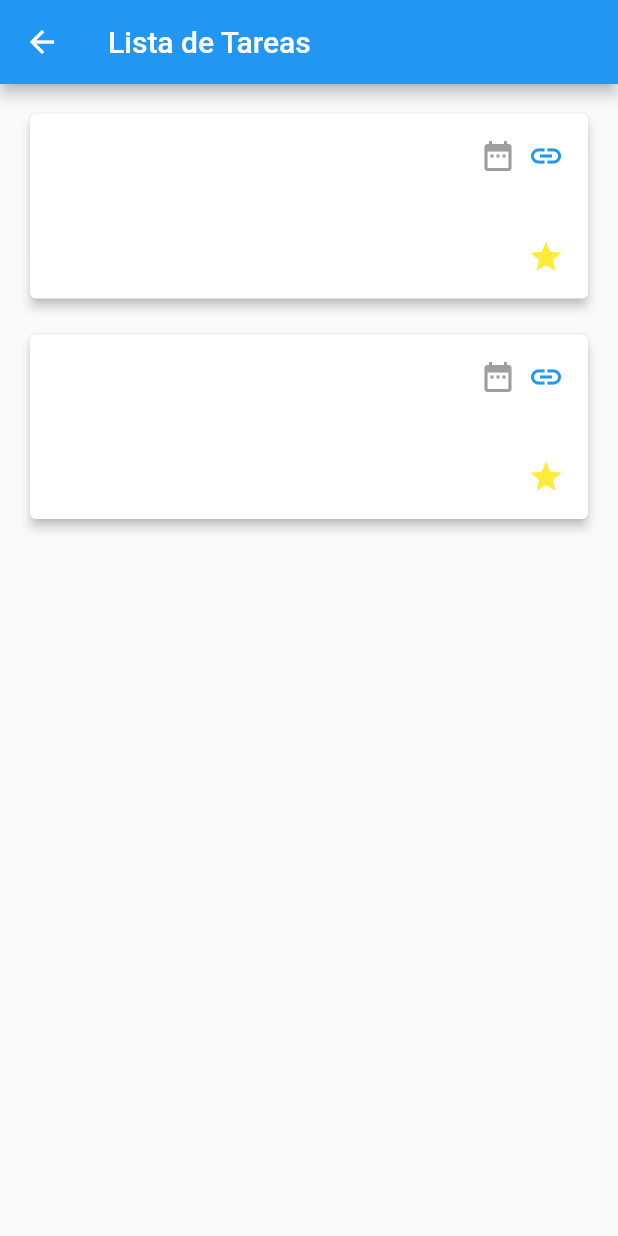
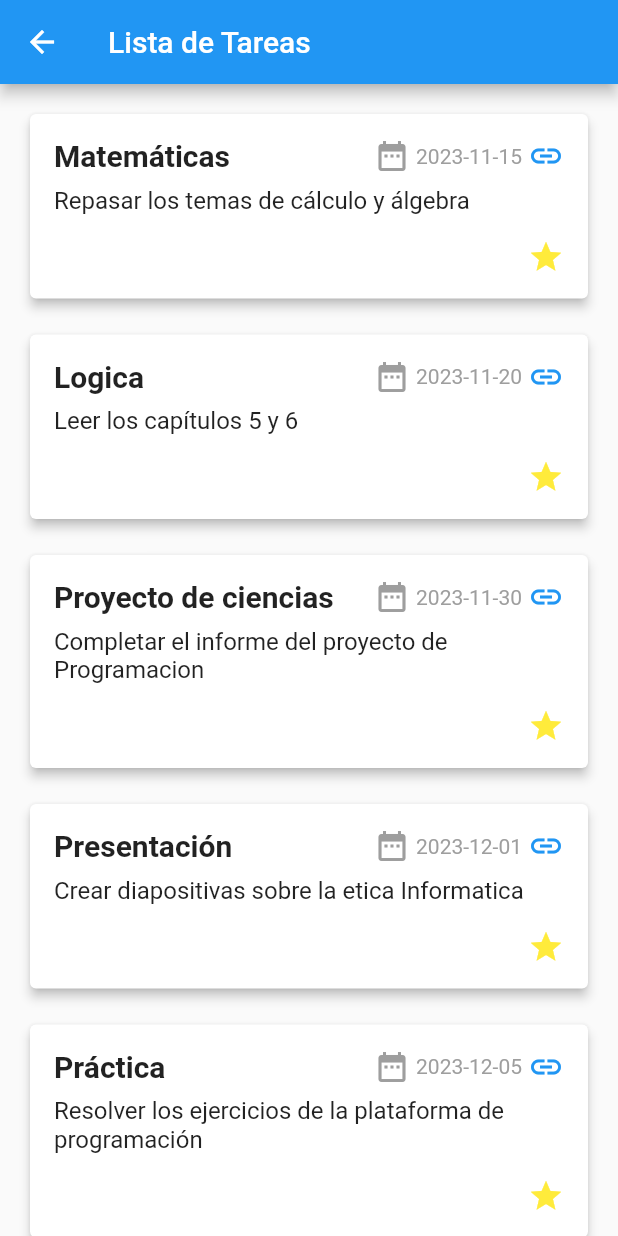
Before and after one commit to Bratth05/Examen_Parcial_1, a Flutter app: the ListaTareasPage screen opened by its route, on a phone screen of 412 x 824 dp. Run offline on Flutter 3.47's test engine with Material 2 defaults, Android fonts, the phone set to English and light mode, and no system bars; network calls fail.

Commit message:
Avance 3

```diff
--- a/lib/listaTareas.dart
+++ b/lib/listaTareas.dart
@@ -7,25 +7,46 @@ class ListaTareasPage extends StatelessWidget {
   Widget build(BuildContext context) {
     return Scaffold(
       appBar: AppBar(
-        title: Text('Lista de Tareas'),
+        title: const Text('Lista de Tareas'),
       ),
       body: ListView(
-        padding: EdgeInsets.all(16.0),
-        children: [
+        padding: const EdgeInsets.all(16.0),
+        children: const [
           ListTareas(
-            nombre: '',
-            descripcion: '',
-            fecha: '',
-            url: '',
+            nombre: 'Matemáticas',
+            descripcion: 'Repasar los temas de cálculo y álgebra',
+            fecha: '2023-11-15',
+            url: 'https://portal.unitec.edu/',
           ),
           SizedBox(height: 16.0),
           ListTareas(
-            nombre: '',
-            descripcion: '',
-            fecha: '',
-            url: '',
+            nombre: 'Logica',
+            descripcion: 'Leer los capítulos 5 y 6',
+            fecha: '2023-11-20',
+            url: 'https://portal.unitec.edu/',
           ),
-          // Agrega m s ejemplos seg n sea necesario
+          SizedBox(height: 16.0),
+          ListTareas(
+            nombre: 'Proyecto de ciencias',
+            descripcion: 'Completar el informe del proyecto de Programacion',
+            fecha: '2023-11-30',
+            url: 'https://portal.unitec.edu/',
+          ),
+          SizedBox(height: 16.0),
+          ListTareas(
+            nombre: 'Presentación',
+            descripcion: 'Crear diapositivas sobre la etica Informatica',
+            fecha: '2023-12-01',
+            url: 'https://portal.unitec.edu/',
+          ),
+          SizedBox(height: 16.0),
+          ListTareas(
+            nombre: 'Práctica',
+            descripcion:
+                'Resolver los ejercicios de la plataforma de programación',
+            fecha: '2023-12-05',
+            url: 'https://portal.unitec.edu/',
+          ),
         ],
       ),
     );
@@ -59,23 +80,23 @@ class ListTareas extends StatelessWidget {
               children: [
                 Text(
                   nombre,
-                  style: TextStyle(
+                  style: const TextStyle(
                     fontSize: 20.0,
                     fontWeight: FontWeight.bold,
                   ),
                 ),
                 Row(
                   children: [
-                    Icon(Icons.date_range, color: Colors.grey),
+                    const Icon(Icons.date_range, color: Colors.grey),
                     SizedBox(width: 4.0),
                     Text(
                       fecha,
-                      style: TextStyle(
+                      style: const TextStyle(
                         fontSize: 14.0,
                         color: Colors.grey,
                       ),
                     ),
-                    SizedBox(width: 4.0),
+                    const SizedBox(width: 4.0),
                     Icon(Icons.link, color: Colors.blue),
                   ],
                 ),
--- a/lib/main.dart
+++ b/lib/main.dart
@@ -8,10 +8,12 @@ import 'package:flutter_examen_1/podcast.dart';
 void main() => runApp(MyApp());
 
 class MyApp extends StatelessWidget {
+  const MyApp({super.key});
+
   @override
   Widget build(BuildContext context) {
     return MaterialApp(
-      title: 'App CEUTEC',
+      title: 'CEUTEC',
       initialRoute: '/',
       routes: {
         '/': (context) => const HomePages(),
--- a/lib/noticias.dart
+++ b/lib/noticias.dart
@@ -7,36 +7,36 @@ class NoticiasPage extends StatelessWidget {
   Widget build(BuildContext context) {
     return Scaffold(
       appBar: AppBar(
-        title: const Text('Noticias Académicas'),
+        title: const Text('Noticias de Programación'),
       ),
       body: ListView(
         padding: const EdgeInsets.all(16.0),
         children: const [
           Notificaciones(
-            titulo: 'Evento de graduacion',
-            fecha: '31 de noviembre, 2023',
+            titulo: 'Nueva versión de Python',
+            fecha: '01 - Diciembre - 2023',
             contenido:
-                ' Te invitamos a nuestros proximos actos de graduacion este 2023!',
+                'Python 4.0 ha sido lanzado con nuevas y emocionantes características.',
           ),
           SizedBox(height: 16.0),
           Notificaciones(
-            titulo: 'Conferencia sobre emprendimiento',
+            titulo: 'Conferencia de Flutter',
             fecha: '12 de noviembre, 2023',
             contenido:
-                'No te pierdas la conferencia sobre la importancia del emprendimiento en nuestro pais.',
+                'No te pierdas la conferencia anual de Flutter donde se presentarán las últimas actualizaciones y características.',
           ),
           Notificaciones(
-            titulo: 'Matriculo abierta',
+            titulo: 'Hackathon de programación',
             fecha: '30 de noviembre, 2023',
             contenido:
-                'Se le informa a toda la comunidad CEUTEC y demas que la matricula para el proximo periodo academico se encuentra disponible.',
+                'Participa en nuestro hackathon de programación y demuestra tus habilidades de codificación.',
           ),
           SizedBox(height: 16.0),
           Notificaciones(
-            titulo: 'Feria de Tecnologia',
+            titulo: 'Curso de Inteligencia Artificial',
             fecha: '22 de noviembre, 2023',
             contenido:
-                'Muestra tus habilidades y conocimientos sobre el maravilloso mundo de la tecnologia, esta es tu oportunidad.',
+                'Inscríbete en nuestro curso de Inteligencia Artificial y aprende sobre las últimas tendencias en IA.',
           ),
         ],
       ),
--- a/pubspec.yaml
+++ b/pubspec.yaml
@@ -35,6 +35,7 @@ dependencies:
   # The following adds the Cupertino Icons font to your application.
   # Use with the CupertinoIcons class for iOS style icons.
   cupertino_icons: ^1.0.2
+  font_awesome_flutter: ^10.6.0
 
 dev_dependencies:
   flutter_test:
```
Also changed, not shown: lib/podcast.dart (+45 -2 lines), pubspec.lock.
